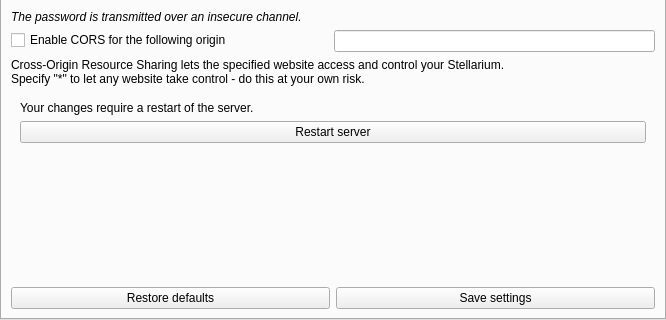
This is plugins/RemoteControl/src/gui/remoteControlDialog.ui in 519984307/stellarium_src as Qt 5 draws it before an edit; both pictures show x 0 to 666 and y 205 to 525 of the 666 by 525 pixel window. The edited form follows.
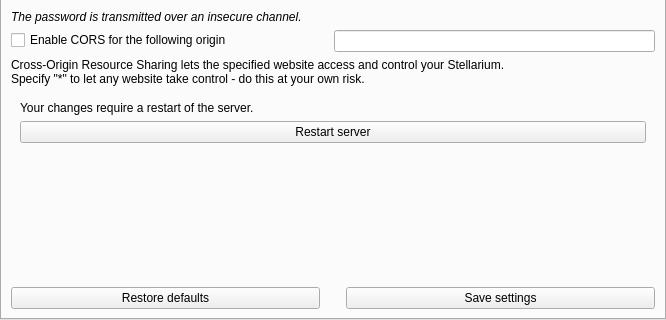
This is the edited form. Custom widgets are drawn as their Qt base class.

Patch:
```diff
--- a/plugins/RemoteControl/src/gui/remoteControlDialog.ui
+++ b/plugins/RemoteControl/src/gui/remoteControlDialog.ui
@@ -183,6 +183,22 @@
            </property>
           </widget>
          </item>
+         <item>
+          <spacer name="horizontalSpacer">
+           <property name="orientation">
+            <enum>Qt::Horizontal</enum>
+           </property>
+           <property name="sizeType">
+            <enum>QSizePolicy::Fixed</enum>
+           </property>
+           <property name="sizeHint" stdset="0">
+            <size>
+             <width>20</width>
+             <height>20</height>
+            </size>
+           </property>
+          </spacer>
+         </item>
          <item>
           <widget class="QPushButton" name="saveSettingsButton">
            <property name="sizePolicy">
```
